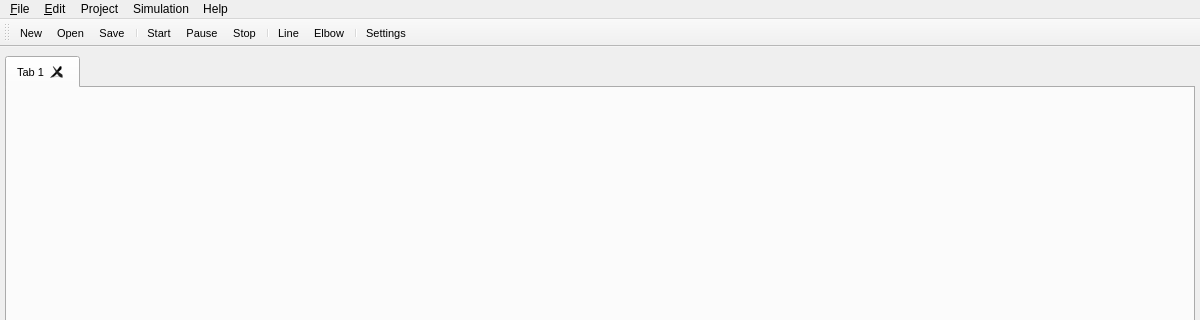
Old version of the form source/syslab_gui_files/SystemLabApplication.ui in the repository marc-verreault/systemlab-design; both pictures show x 0 to 1200 and y 0 to 320 of the 1200 by 768 pixel window.
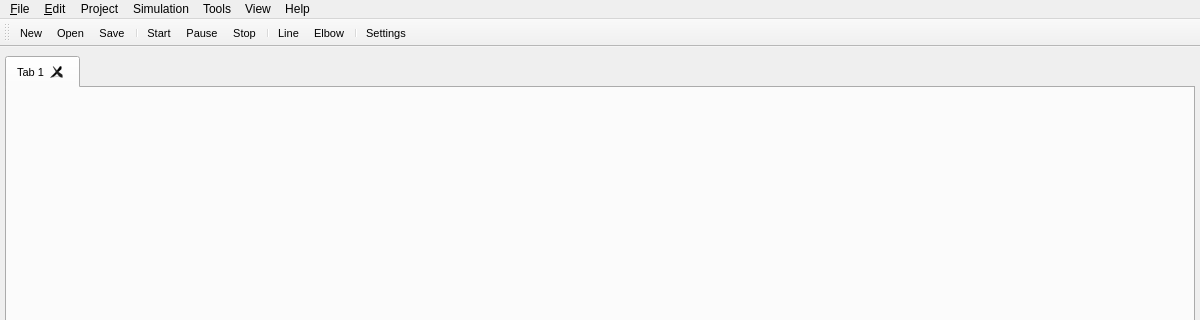
New version of the form. Icons and pictures are not drawn.

The edit to the form file:
```diff
--- a/source/syslab_gui_files/SystemLabApplication.ui
+++ b/source/syslab_gui_files/SystemLabApplication.ui
@@ -194,10 +194,29 @@
     <addaction name="actionHelp"/>
     <addaction name="actionAbout"/>
    </widget>
+   <widget class="QMenu" name="menuTools">
+    <property name="title">
+     <string>Tools</string>
+    </property>
+    <addaction name="action_WaveFreq"/>
+    <addaction name="separator"/>
+    <addaction name="action_PrintSceneObjects"/>
+   </widget>
+   <widget class="QMenu" name="menuView">
+    <property name="title">
+     <string>View</string>
+    </property>
+    <addaction name="action_ZoomIn"/>
+    <addaction name="action_ZoomOut"/>
+    <addaction name="action_OriginalSize"/>
+    <addaction name="action_FitItemsIntoView"/>
+   </widget>
    <addaction name="menu_File"/>
    <addaction name="menu_Edit"/>
    <addaction name="menuDesign"/>
    <addaction name="menuSimulation"/>
+   <addaction name="menuTools"/>
+   <addaction name="menuView"/>
    <addaction name="menuHelp"/>
   </widget>
   <widget class="QStatusBar" name="statusbar"/>
```
Left out of the diff: 178 changed lines with no effect on the pictures.
